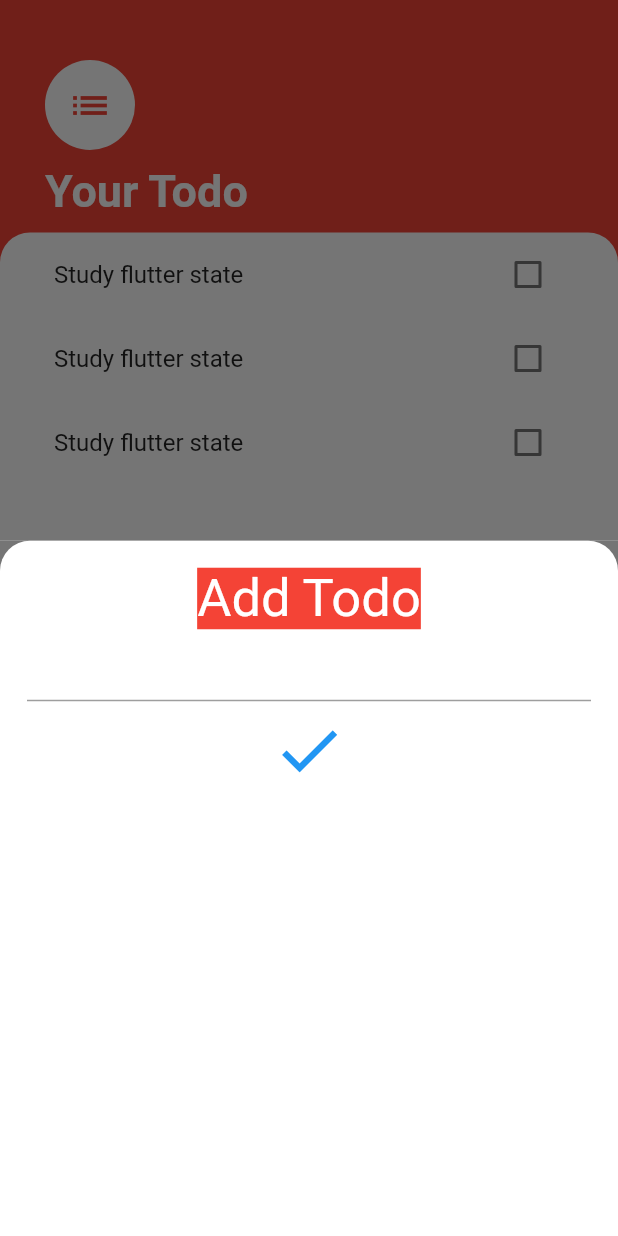
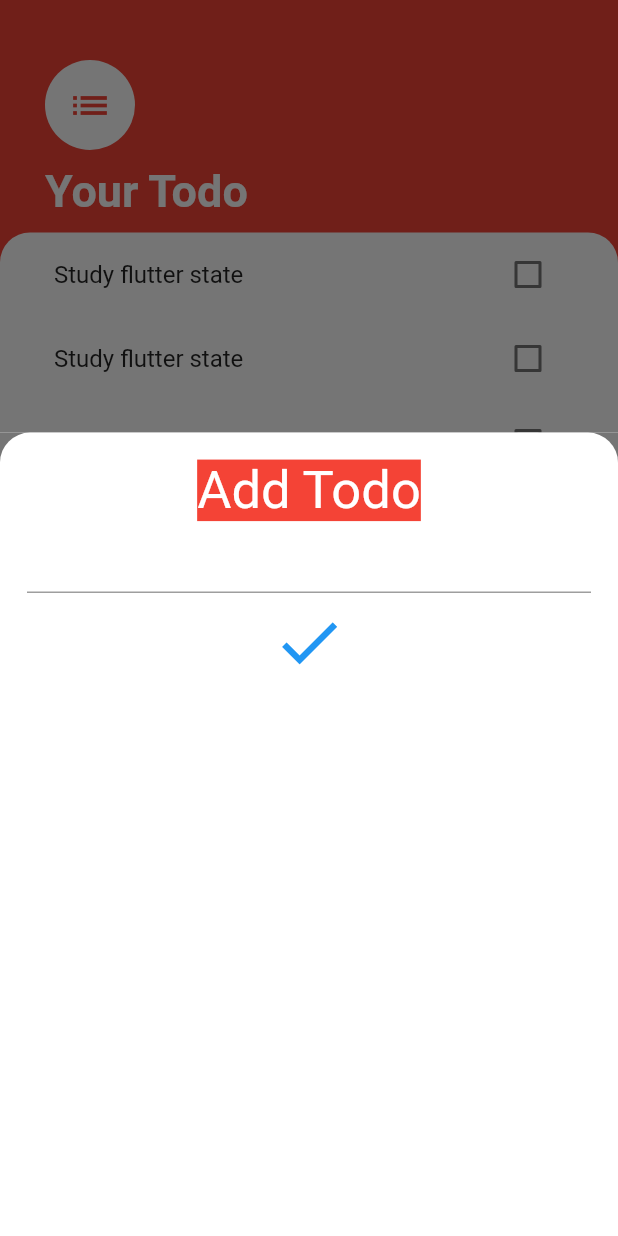
Before and after one commit to Anand4756/TodoApp-flutter-, a Flutter app: the screen it shows after launch, after a tap on the "add" icon, on a phone screen of 412 x 824 dp. Run offline on Flutter 3.47's test engine with Material 2 defaults, Android fonts, the phone set to English and light mode, and no system bars.

Commit message:
bottom sheet height change

```diff
--- a/lib/Screens/add_todo.dart
+++ b/lib/Screens/add_todo.dart
@@ -4,6 +4,7 @@ class AddTodo extends StatelessWidget {
   @override
   Widget build(BuildContext context) {
     return Container(
+      height: MediaQuery.of(context).size.height * 0.65,
       color: Color(0xff757575),
       child: Container(
         decoration: BoxDecoration(
--- a/lib/Screens/tasks_screen.dart
+++ b/lib/Screens/tasks_screen.dart
@@ -10,8 +10,10 @@ class TasksScreen extends StatelessWidget {
         floatingActionButton: FloatingActionButton(
           backgroundColor: Colors.red[500],
           onPressed: () {
-            showModalBottomSheet(
-                context: context, builder: (context) => AddTodo());
+            showModalBottomSheet<dynamic>(
+                isScrollControlled: true,
+                context: context,
+                builder: (context) => AddTodo());
           },
           child: Icon(Icons.add),
         ),
--- a/lib/Widgets/task_tile.dart
+++ b/lib/Widgets/task_tile.dart
@@ -33,7 +33,7 @@ class TaskCheckbox extends StatelessWidget {
 
   @override
   Widget build(BuildContext context) {
-    print(checkboxstates);
+    // print(checkboxstates);
     return Checkbox(
       value: checkboxstates,
       onChanged: (newval) {
```
